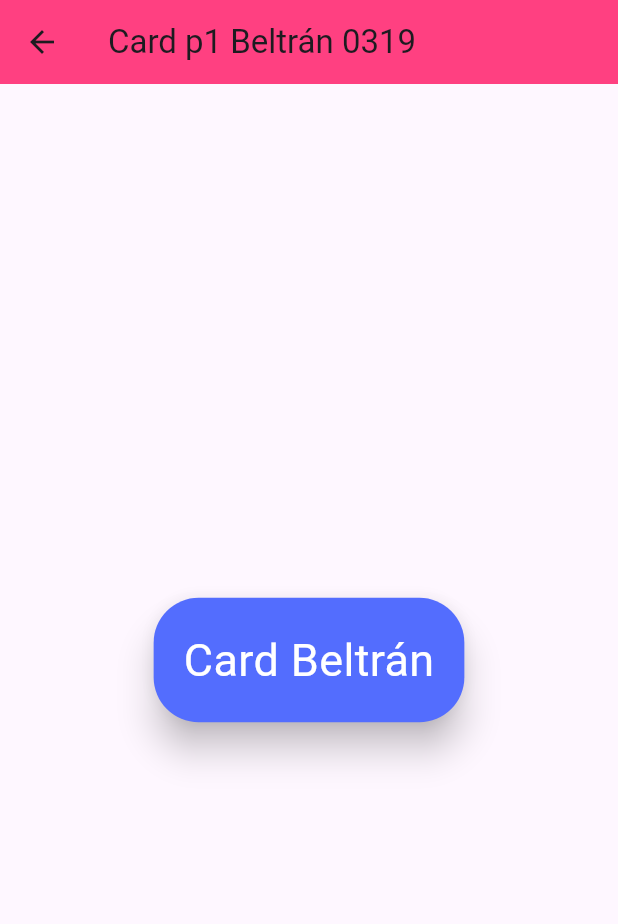
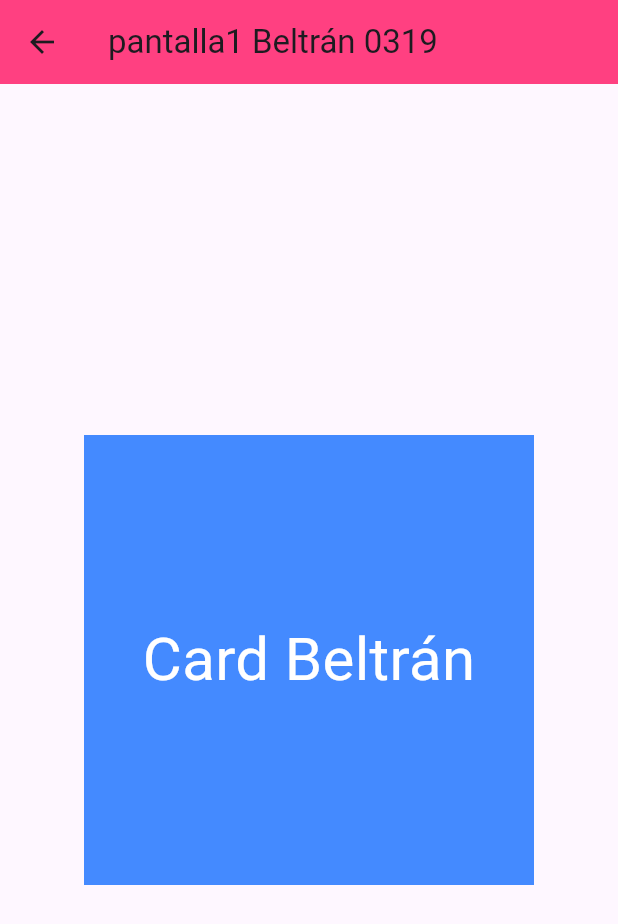
Before and after one commit to BeltranJ128/p15-Rutasv2-0319, a Flutter app: the Pantalla1_0319 screen opened by its route, on a phone screen of 412 x 824 dp. Shown: the top 924 px of the screen. Run offline on Flutter 3.47's test engine with Material 3 defaults, Android fonts, the phone set to English and light mode, and no system bars.

Commit message:
Update pantalla1_0319.dart

```diff
--- a/lib/pantalla1_0319.dart
+++ b/lib/pantalla1_0319.dart
@@ -8,21 +8,20 @@ class Pantalla1_0319 extends StatelessWidget {
   Widget build(BuildContext context) {
     return Scaffold(
       appBar: AppBar(
-        title: Text("Card p1 Beltrán 0319"),
+        title: Text("pantalla1 Beltrán 0319"),
         backgroundColor: Colors.pinkAccent,
       ),
       body: Center(
-        child: Card(
-          elevation: 10,
-          shape:
-              RoundedRectangleBorder(borderRadius: BorderRadius.circular(30)),
-          color: Colors.indigoAccent,
-          child: Padding(
-            padding: EdgeInsets.all(20),
-            child: Text(
-              "Card Beltrán",
-              style: TextStyle(fontSize: 30, color: Colors.white),
-            ),
+        child: Container(
+          color: Colors.blueAccent,
+          width: 300,
+          height: 300,
+          padding: EdgeInsets.all(32),
+          margin: EdgeInsets.symmetric(vertical: 16, horizontal: 32),
+          alignment: Alignment.center,
+          child: Text(
+            "Card Beltrán",
+            style: TextStyle(fontSize: 40, color: Colors.white),
           ),
         ),
       ),
```
